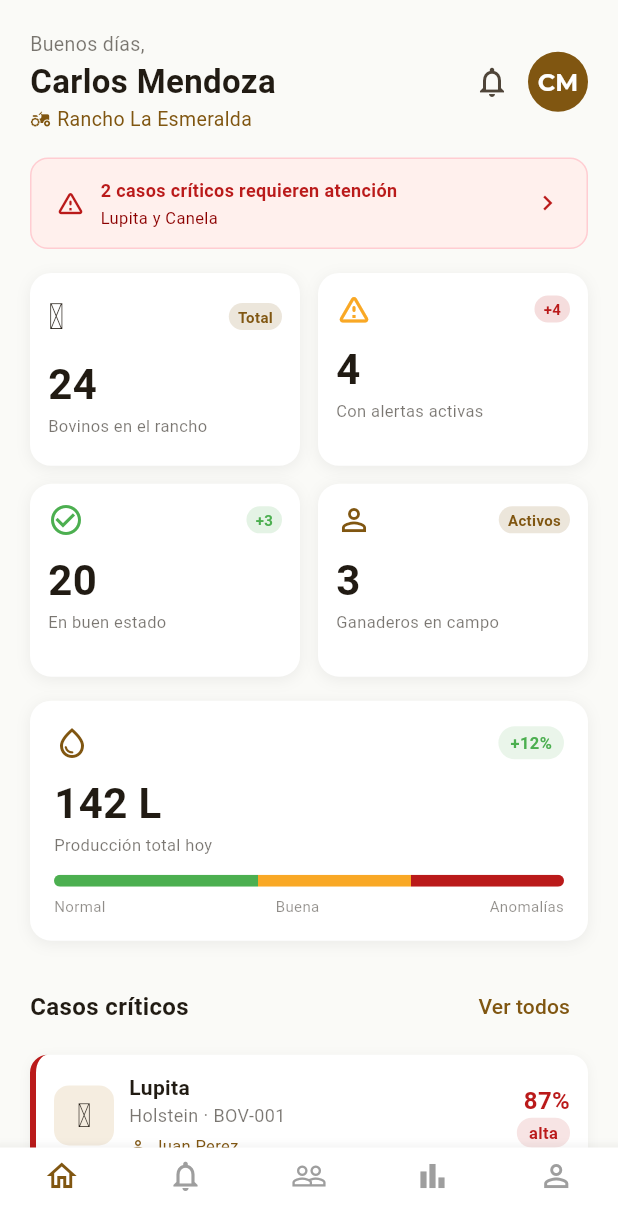
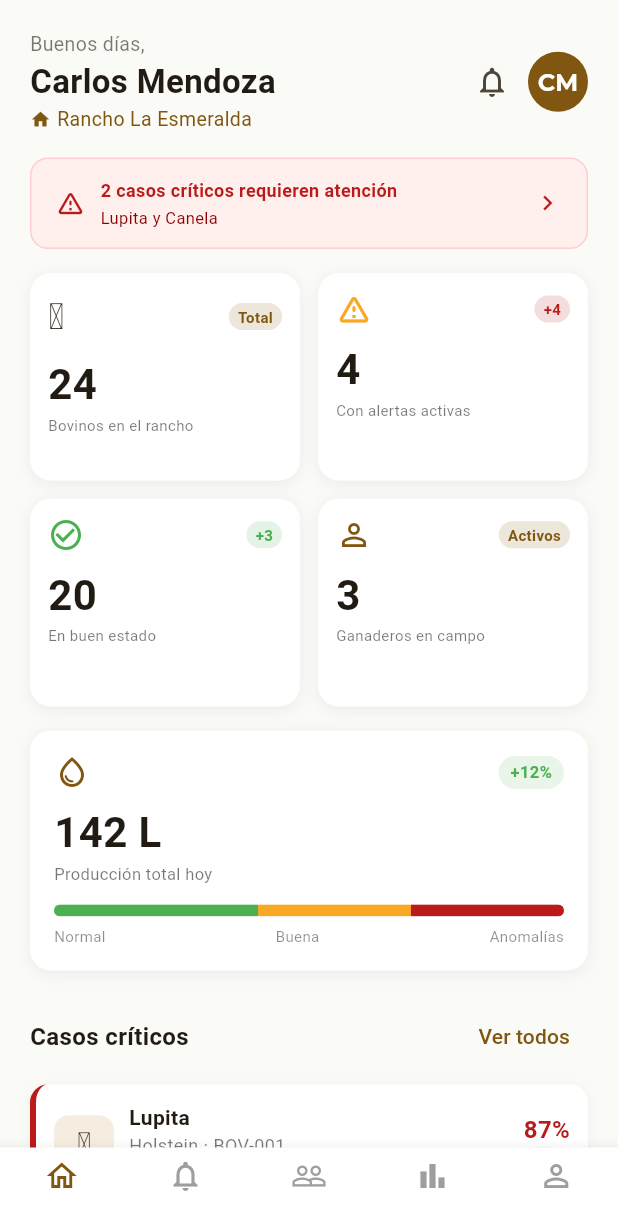
Before and after one commit to skinny10/Ganajec, a Flutter app: the screen it shows after launch, on a phone screen of 412 x 824 dp. Shown: the top 1230 px of the screen. Run offline on Flutter 3.47's test engine with Material 3 defaults, Android fonts, the phone set to English and light mode, and no system bars; our stand-ins replace device_preview, dio, go_router, google_fonts; accounts and stored records are empty.

Commit message:
feat: dueno dashboard completed

```diff
--- a/lib/features/dueno/presentation/screens/dashboard/dashboard_components.dart
+++ b/lib/features/dueno/presentation/screens/dashboard/dashboard_components.dart
@@ -43,7 +43,7 @@ class DashboardHeader extends StatelessWidget {
             ),
             Row(
               children: [
-                Icon(Icons.agriculture, size: 14, color: colors.primary),
+                Icon(Icons.home, size: 14, color: colors.primary),
                 const SizedBox(width: 4),
                 Text(
                   nombreRancho,
@@ -91,7 +91,7 @@ class KpiGrid extends StatelessWidget {
       physics: const NeverScrollableScrollPhysics(),
       crossAxisSpacing: 12,
       mainAxisSpacing: 12,
-      childAspectRatio: 1.4,
+      childAspectRatio: 1.3,
       children: [
         KpiCard(
           valor: '${dashboard.totalAnimales}',
--- a/lib/features/dueno/presentation/widgets/kpi_card.dart
+++ b/lib/features/dueno/presentation/widgets/kpi_card.dart
@@ -72,9 +72,10 @@ class KpiCard extends StatelessWidget {
           Text(
             etiqueta,
             style: TextStyle(
-              fontSize: 11,
+              fontSize: 10,
               color: colors.onSurface.withValues(alpha: 0.6),
             ),
+            maxLines: 2,
             overflow: TextOverflow.ellipsis,
           ),
         ],
```
